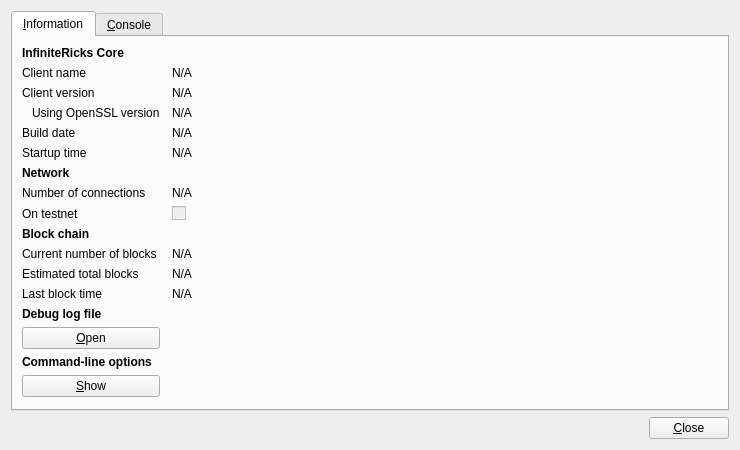
First picture: the form in src/qt/forms/rpcconsole.ui, repository 2x2devcode/InfiniteRicks, before the edit.
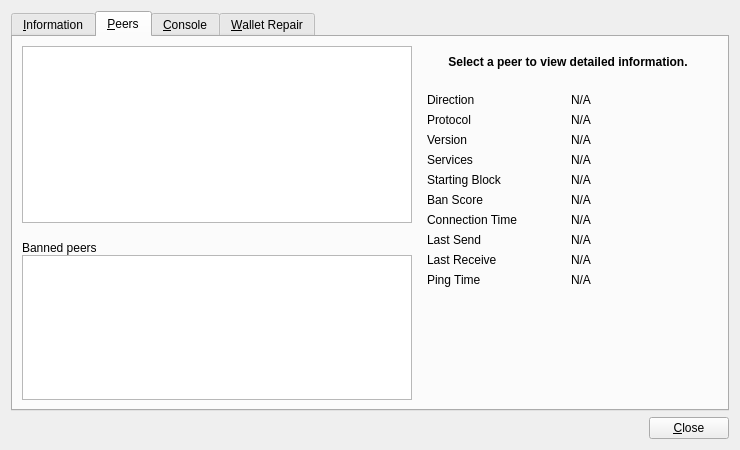
Second picture: the form after the edit. The open tabs and pages were chosen to show the change. Icons and pictures are not drawn.

Commit message: Add peer and wallet repair debug tabs

```diff
--- a/src/qt/forms/rpcconsole.ui
+++ b/src/qt/forms/rpcconsole.ui
@@ -115,7 +115,7 @@
        <item row="4" column="0">
         <widget class="QLabel" name="label_12">
          <property name="text">
-          <string>Build date</string>
+          <string>Data Dir</string>
          </property>
         </widget>
        </item>
@@ -130,6 +130,9 @@
          <property name="textFormat">
           <enum>Qt::PlainText</enum>
          </property>
+         <property name="wordWrap">
+          <bool>true</bool>
+         </property>
          <property name="textInteractionFlags">
           <set>Qt::LinksAccessibleByMouse|Qt::TextSelectableByKeyboard|Qt::TextSelectableByMouse</set>
          </property>
@@ -373,6 +376,291 @@
        </item>
       </layout>
      </widget>
+     <widget class="QWidget" name="tab_network">
+      <attribute name="title">
+       <string>&amp;Peers</string>
+      </attribute>
+      <layout class="QGridLayout" name="gridLayout_peers">
+       <item row="0" column="0" rowspan="2">
+        <layout class="QVBoxLayout" name="verticalLayout_peers">
+         <property name="spacing">
+          <number>0</number>
+         </property>
+         <item>
+          <widget class="QTableView" name="peerWidget">
+           <property name="editTriggers">
+            <set>QAbstractItemView::NoEditTriggers</set>
+           </property>
+           <property name="alternatingRowColors">
+            <bool>true</bool>
+           </property>
+           <property name="selectionMode">
+            <enum>QAbstractItemView::SingleSelection</enum>
+           </property>
+           <property name="selectionBehavior">
+            <enum>QAbstractItemView::SelectRows</enum>
+           </property>
+           <property name="sortingEnabled">
+            <bool>true</bool>
+           </property>
+           <attribute name="horizontalHeaderHighlightSections">
+            <bool>false</bool>
+           </attribute>
+           <attribute name="horizontalHeaderStretchLastSection">
+            <bool>true</bool>
+           </attribute>
+           <attribute name="verticalHeaderVisible">
+            <bool>false</bool>
+           </attribute>
+          </widget>
+         </item>
+         <item>
+          <widget class="QLabel" name="banHeading">
+           <property name="minimumSize">
+            <size>
+             <width>300</width>
+             <height>32</height>
+            </size>
+           </property>
+           <property name="text">
+            <string>Banned peers</string>
+           </property>
+           <property name="alignment">
+            <set>Qt::AlignBottom|Qt::AlignLeading|Qt::AlignLeft</set>
+           </property>
+          </widget>
+         </item>
+         <item>
+          <widget class="QTableView" name="banlistWidget">
+           <property name="maximumSize">
+            <size>
+             <width>16777215</width>
+             <height>160</height>
+            </size>
+           </property>
+           <property name="editTriggers">
+            <set>QAbstractItemView::NoEditTriggers</set>
+           </property>
+           <property name="alternatingRowColors">
+            <bool>true</bool>
+           </property>
+           <property name="selectionMode">
+            <enum>QAbstractItemView::SingleSelection</enum>
+           </property>
+           <property name="selectionBehavior">
+            <enum>QAbstractItemView::SelectRows</enum>
+           </property>
+           <property name="sortingEnabled">
+            <bool>true</bool>
+           </property>
+           <attribute name="horizontalHeaderHighlightSections">
+            <bool>false</bool>
+           </attribute>
+           <attribute name="horizontalHeaderStretchLastSection">
+            <bool>true</bool>
+           </attribute>
+           <attribute name="verticalHeaderVisible">
+            <bool>false</bool>
+           </attribute>
+          </widget>
+         </item>
+        </layout>
+       </item>
+       <item row="0" column="1">
+        <widget class="QLabel" name="peerHeading">
+         <property name="minimumSize">
+          <size>
+           <width>300</width>
+           <height>32</height>
+          </size>
+         </property>
+         <property name="font">
+          <font>
+           <weight>75</weight>
+           <bold>true</bold>
+          </font>
+         </property>
+         <property name="text">
+          <string>Select a peer to view detailed information.</string>
+         </property>
+         <property name="alignment">
+          <set>Qt::AlignCenter</set>
+         </property>
+         <property name="wordWrap">
+          <bool>true</bool>
+         </property>
+         <property name="textInteractionFlags">
+          <set>Qt::LinksAccessibleByMouse|Qt::TextSelectableByKeyboard|Qt::TextSelectableByMouse</set>
+         </property>
+        </widget>
+       </item>
+       <item row="1" column="1">
+        <widget class="QWidget" name="detailWidget" native="true">
+         <property name="minimumSize">
+          <size>
+           <width>300</width>
+           <height>0</height>
+          </size>
+         </property>
+         <layout class="QGridLayout" name="gridLayout_peerDetail">
+          <item row="0" column="0">
+           <widget class="QLabel" name="label_peerDirection">
+            <property name="text">
+             <string>Direction</string>
+            </property>
+           </widget>
+          </item>
+          <item row="0" column="1">
+           <widget class="QLabel" name="peerDirection">
+            <property name="text">
+             <string>N/A</string>
+            </property>
+           </widget>
+          </item>
+          <item row="1" column="0">
+           <widget class="QLabel" name="label_peerProtocol">
+            <property name="text">
+             <string>Protocol</string>
+            </property>
+           </widget>
+          </item>
+          <item row="1" column="1">
+           <widget class="QLabel" name="peerVersion">
+            <property name="text">
+             <string>N/A</string>
+            </property>
+           </widget>
+          </item>
+          <item row="2" column="0">
+           <widget class="QLabel" name="label_peerSubversion">
+            <property name="text">
+             <string>Version</string>
+            </property>
+           </widget>
+          </item>
+          <item row="2" column="1">
+           <widget class="QLabel" name="peerSubversion">
+            <property name="text">
+             <string>N/A</string>
+            </property>
+           </widget>
+          </item>
+          <item row="3" column="0">
+           <widget class="QLabel" name="label_peerServices">
+            <property name="text">
+             <string>Services</string>
+            </property>
+           </widget>
+          </item>
+          <item row="3" column="1">
+           <widget class="QLabel" name="peerServices">
+            <property name="text">
+             <string>N/A</string>
+            </property>
+           </widget>
+          </item>
+          <item row="4" column="0">
+           <widget class="QLabel" name="label_peerHeight">
+            <property name="text">
+             <string>Starting Block</string>
+            </property>
+           </widget>
+          </item>
+          <item row="4" column="1">
+           <widget class="QLabel" name="peerHeight">
+            <property name="text">
+             <string>N/A</string>
+            </property>
+           </widget>
+          </item>
+          <item row="5" column="0">
+           <widget class="QLabel" name="label_peerBanScore">
+            <property name="text">
+             <string>Ban Score</string>
+            </property>
+           </widget>
+          </item>
+          <item row="5" column="1">
+           <widget class="QLabel" name="peerBanScore">
+            <property name="text">
+             <string>N/A</string>
+            </property>
+           </widget>
+          </item>
+          <item row="6" column="0">
+           <widget class="QLabel" name="label_peerConnTime">
+            <property name="text">
+             <string>Connection Time</string>
+            </property>
+           </widget>
+          </item>
+          <item row="6" column="1">
+           <widget class="QLabel" name="peerConnTime">
+            <property name="text">
+             <string>N/A</string>
+            </property>
+           </widget>
+          </item>
+          <item row="7" column="0">
+           <widget class="QLabel" name="label_peerLastSend">
+            <property name="text">
+             <string>Last Send</string>
+            </property>
+           </widget>
+          </item>
+          <item row="7" column="1">
+           <widget class="QLabel" name="peerLastSend">
+            <property name="text">
+             <string>N/A</string>
+            </property>
+           </widget>
+          </item>
+          <item row="8" column="0">
+           <widget class="QLabel" name="label_peerLastRecv">
+            <property name="text">
+             <string>Last Receive</string>
+            </property>
+           </widget>
+          </item>
+          <item row="8" column="1">
+           <widget class="QLabel" name="peerLastRecv">
+            <property name="text">
+             <string>N/A</string>
+            </property>
+           </widget>
+          </item>
+          <item row="9" column="0">
+           <widget class="QLabel" name="label_peerPingTime">
+            <property name="text">
+             <string>Ping Time</string>
+            </property>
+           </widget>
+          </item>
+          <item row="9" column="1">
+           <widget class="QLabel" name="peerPingTime">
+            <property name="text">
+             <string>N/A</string>
+            </property>
+           </widget>
+          </item>
+          <item row="10" column="0">
+           <spacer name="verticalSpacer_peerDetail">
+            <property name="orientation">
+             <enum>Qt::Vertical</enum>
+            </property>
+            <property name="sizeHint" stdset="0">
+             <size>
+              <width>20</width>
+              <height>40</height>
+             </size>
+            </property>
+           </spacer>
+          </item>
+         </layout>
+        </widget>
+       </item>
+      </layout>
+     </widget>
      <widget class="QWidget" name="tab_console">
       <attribute name="title">
        <string>&amp;Console</string>
@@ -445,6 +733,237 @@
        </item>
       </layout>
      </widget>
+     <widget class="QWidget" name="tab_repair">
+      <attribute name="title">
+       <string>&amp;Wallet Repair</string>
+      </attribute>
+      <layout class="QGridLayout" name="gridLayout_repair" columnstretch="0,0,0,0">
+       <property name="horizontalSpacing">
+        <number>12</number>
+       </property>
+       <item row="0" column="0" colspan="4">
+        <widget class="QLabel" name="label_repair_header">
+         <property name="font">
+          <font>
+           <weight>75</weight>
+           <bold>true</bold>
+          </font>
+         </property>
+         <property name="text">
+          <string>Wallet repair options.</string>
+         </property>
+        </widget>
+       </item>
+       <item row="1" column="0" colspan="4">
+        <widget class="QLabel" name="label_repair_helptext">
+         <property name="text">
+          <string>The buttons below restart the wallet with options that repair wallet data, rebuild blockchain indexes, or recover missing transactions.</string>
+         </property>
+         <property name="wordWrap">
+          <bool>true</bool>
+         </property>
+        </widget>
+       </item>
+       <item row="2" column="0">
+        <widget class="QLabel" name="wallet_path_label">
+         <property name="text">
+          <string>Wallet in use:</string>
+         </property>
+        </widget>
+       </item>
+       <item row="2" column="1" colspan="3">
+        <widget class="QLabel" name="wallet_path">
+         <property name="text">
+          <string>N/A</string>
+         </property>
+         <property name="textInteractionFlags">
+          <set>Qt::LinksAccessibleByMouse|Qt::TextSelectableByKeyboard|Qt::TextSelectableByMouse</set>
+         </property>
+        </widget>
+       </item>
+       <item row="3" column="0" colspan="2">
+        <widget class="QPushButton" name="btn_salvagewallet">
+         <property name="text">
+          <string>Salvage wallet</string>
+         </property>
+        </widget>
+       </item>
+       <item row="3" column="2">
+        <widget class="QLabel" name="label_repair_salvage_command">
+         <property name="text">
+          <string notr="true">-salvagewallet:</string>
+         </property>
+        </widget>
+       </item>
+       <item row="3" column="3">
+        <widget class="QLabel" name="label_repair_salvage">
+         <property name="text">
+          <string>Attempt to recover private keys from a corrupt wallet.dat.</string>
+         </property>
+         <property name="wordWrap">
+          <bool>true</bool>
+         </property>
+        </widget>
+       </item>
+       <item row="4" column="0" colspan="2">
+        <widget class="QPushButton" name="btn_rescan">
+         <property name="text">
+          <string>Rescan blockchain files</string>
+         </property>
+        </widget>
+       </item>
+       <item row="4" column="2">
+        <widget class="QLabel" name="label_repair_rescan_command">
+         <property name="text">
+          <string notr="true">-rescan:</string>
+         </property>
+        </widget>
+       </item>
+       <item row="4" column="3">
+        <widget class="QLabel" name="label_repair_rescan">
+         <property name="text">
+          <string>Rescan the blockchain for missing wallet transactions.</string>
+         </property>
+         <property name="wordWrap">
+          <bool>true</bool>
+         </property>
+        </widget>
+       </item>
+       <item row="5" column="0" colspan="2">
+        <widget class="QPushButton" name="btn_zapwallettxes1">
+         <property name="text">
+          <string>Recover transactions 1</string>
+         </property>
+        </widget>
+       </item>
+       <item row="5" column="2">
+        <widget class="QLabel" name="label_repair_zap1_command">
+         <property name="text">
+          <string notr="true">-zapwallettxes=1:</string>
+         </property>
+        </widget>
+       </item>
+       <item row="5" column="3">
+        <widget class="QLabel" name="label_repair_zap1">
+         <property name="text">
+          <string>Recover transactions from the blockchain while keeping metadata.</string>
+         </property>
+         <property name="wordWrap">
+          <bool>true</bool>
+         </property>
+        </widget>
+       </item>
+       <item row="6" column="0" colspan="2">
+        <widget class="QPushButton" name="btn_zapwallettxes2">
+         <property name="text">
+          <string>Recover transactions 2</string>
+         </property>
+        </widget>
+       </item>
+       <item row="6" column="2">
+        <widget class="QLabel" name="label_repair_zap2_command">
+         <property name="text">
+          <string notr="true">-zapwallettxes=2:</string>
+         </property>
+        </widget>
+       </item>
+       <item row="6" column="3">
+        <widget class="QLabel" name="label_repair_zap2">
+         <property name="text">
+          <string>Recover transactions from the blockchain and discard metadata.</string>
+         </property>
+         <property name="wordWrap">
+          <bool>true</bool>
+         </property>
+        </widget>
+       </item>
+       <item row="7" column="0" colspan="2">
+        <widget class="QPushButton" name="btn_upgradewallet">
+         <property name="text">
+          <string>Upgrade wallet format</string>
+         </property>
+        </widget>
+       </item>
+       <item row="7" column="2">
+        <widget class="QLabel" name="label_repair_upgrade_command">
+         <property name="text">
+          <string notr="true">-upgradewallet:</string>
+         </property>
+        </widget>
+       </item>
+       <item row="7" column="3">
+        <widget class="QLabel" name="label_repair_upgrade">
+         <property name="text">
+          <string>Upgrade the wallet to the latest format on startup.</string>
+         </property>
+         <property name="wordWrap">
+          <bool>true</bool>
+         </property>
+        </widget>
+       </item>
+       <item row="8" column="0" colspan="2">
+        <widget class="QPushButton" name="btn_reindex">
+         <property name="text">
+          <string>Rebuild index</string>
+         </property>
+        </widget>
+       </item>
+       <item row="8" column="2">
+        <widget class="QLabel" name="label_repair_reindex_command">
+         <property name="text">
+          <string notr="true">-reindex:</string>
+         </property>
+        </widget>
+       </item>
+       <item row="8" column="3">
+        <widget class="QLabel" name="label_repair_reindex">
+         <property name="text">
+          <string>Rebuild the blockchain index from the current block files.</string>
+         </property>
+         <property name="wordWrap">
+          <bool>true</bool>
+         </property>
+        </widget>
+       </item>
+       <item row="9" column="0" colspan="2">
+        <widget class="QPushButton" name="btn_resync">
+         <property name="text">
+          <string>Delete local blockchain data</string>
+         </property>
+        </widget>
+       </item>
+       <item row="9" column="2">
+        <widget class="QLabel" name="label_repair_resync_command">
+         <property name="text">
+          <string notr="true">-resync:</string>
+         </property>
+        </widget>
+       </item>
+       <item row="9" column="3">
+        <widget class="QLabel" name="label_repair_resync">
+         <property name="text">
+          <string>Delete local blockchain data and synchronize from scratch.</string>
+         </property>
+         <property name="wordWrap">
+          <bool>true</bool>
+         </property>
+        </widget>
+       </item>
+       <item row="10" column="0">
+        <spacer name="verticalSpacer_repair">
+         <property name="orientation">
+          <enum>Qt::Vertical</enum>
+         </property>
+         <property name="sizeHint" stdset="0">
+          <size>
+           <width>20</width>
+           <height>10</height>
+          </size>
+         </property>
+        </spacer>
+       </item>
+      </layout>
+     </widget>
     </widget>
    </item>
   <item>
```
Left out of the diff: 2 changed lines with no effect on the pictures. The commit also changes 14 other files.
